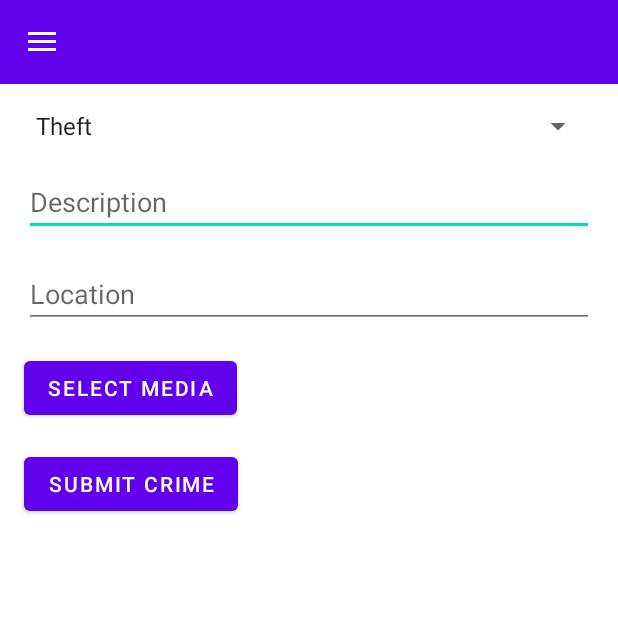
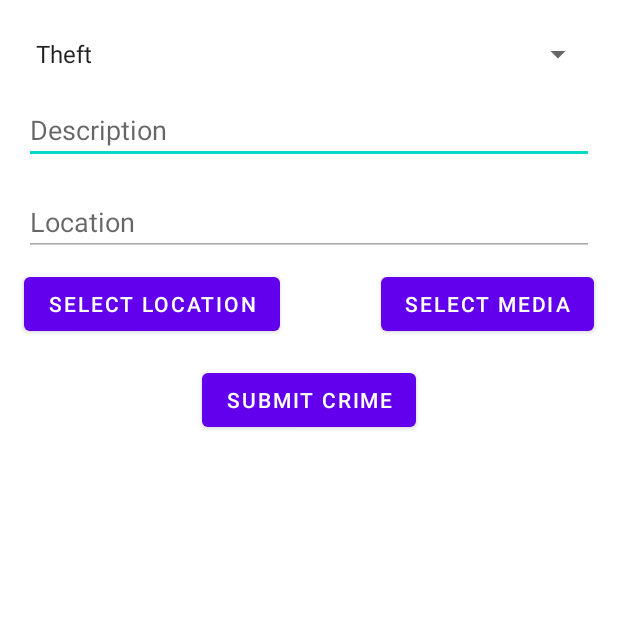
Before and after one commit to BusaSaiTeja/crimereportingapp, an Android app: the UploadCrimeActivity screen opened directly, with no data from a screen before it, after a tap on "SUBMIT CRIME", on a phone screen of 412 x 824 dp, the top half of it. Run offline under Robolectric (Android 15) with nearby library versions, the phone set to English and light mode, and no system bars; our stand-ins replace Firebase (no records; nobody signed in at launch, a user with empty details on screens opened directly).

Commit message:
added openstreetmaps in crimeuploading page

```diff
--- a/app/build.gradle.kts
+++ b/app/build.gradle.kts
@@ -43,6 +43,8 @@ dependencies {
     implementation("com.google.firebase:firebase-storage") // Use BOM version
     implementation("com.github.bumptech.glide:glide:4.12.0")
     implementation("com.squareup.picasso:picasso:2.8")
+    implementation("org.osmdroid:osmdroid-android:6.1.11")
+    implementation("org.osmdroid:osmdroid-wms:6.1.11")
 
     annotationProcessor("com.github.bumptech.glide:compiler:4.12.0")
     testImplementation("junit:junit:4.13.2")
--- a/app/src/main/java/com/example/crime_reporting_app/activities/ProfileActivity.java
+++ b/app/src/main/java/com/example/crime_reporting_app/activities/ProfileActivity.java
@@ -10,15 +10,12 @@ public class ProfileActivity extends BaseActivity {
     @Override
     protected void onCreate(Bundle savedInstanceState) {
         super.onCreate(savedInstanceState);
-        // Set the content of the frame in activity_base.xml
         getLayoutInflater().inflate(R.layout.activity_profile, findViewById(R.id.content_frame), true);
 
-        // Retrieve and display the user's email
         String userEmail = FirebaseAuth.getInstance().getCurrentUser().getEmail();
         TextView emailTextView = findViewById(R.id.email_text_view);
         emailTextView.setText(userEmail);
 
-        // Extract and display the user's name from the email
         if (userEmail != null) {
             String userName = userEmail.substring(0, userEmail.indexOf('@')); // Get name from email
             TextView nameTextView = findViewById(R.id.name_text_view); // Ensure you have this TextView in your layout
--- a/app/src/main/java/com/example/crime_reporting_app/activities/UploadCrimeActivity.java
+++ b/app/src/main/java/com/example/crime_reporting_app/activities/UploadCrimeActivity.java
@@ -4,6 +4,7 @@ import android.content.Intent;
 import android.net.Uri;
 import android.os.Bundle;
 import android.view.View;
+import android.widget.ArrayAdapter;
 import android.widget.Button;
 import android.widget.EditText;
 import android.widget.Spinner;
@@ -11,15 +12,14 @@ import android.widget.Toast;
 
 import androidx.annotation.NonNull;
 import androidx.annotation.Nullable;
-import androidx.appcompat.app.AppCompatActivity;
 
-import com.google.firebase.auth.FirebaseAuth;
-import com.google.firebase.firestore.DocumentReference;
 import com.example.crime_reporting_app.R;
 import com.google.android.gms.tasks.OnCompleteListener;
 import com.google.android.gms.tasks.OnFailureListener;
 import com.google.android.gms.tasks.OnSuccessListener;
 import com.google.android.gms.tasks.Task;
+import com.google.firebase.auth.FirebaseAuth;
+import com.google.firebase.firestore.DocumentReference;
 import com.google.firebase.firestore.FirebaseFirestore;
 import com.google.firebase.storage.FirebaseStorage;
 import com.google.firebase.storage.StorageReference;
@@ -28,14 +28,13 @@ import com.google.firebase.storage.UploadTask;
 import java.util.HashMap;
 import java.util.Map;
 
-import android.widget.ArrayAdapter;
-
 public class UploadCrimeActivity extends BaseActivity {
 
     private Spinner spinnerCrimeType;
     private EditText editTextDescription, editTextLocation;
-    private Button buttonSelectMedia, buttonSubmitCrime;
+    private Button buttonSelectMedia, buttonSubmitCrime, buttonSelectLocation;
     private Uri mediaUri;
+    private String selectedCoordinates = "";
 
     private FirebaseFirestore db;
     private StorageReference storageRef;
@@ -43,10 +42,11 @@ public class UploadCrimeActivity extends BaseActivity {
     @Override
     protected void onCreate(Bundle savedInstanceState) {
         super.onCreate(savedInstanceState);
-        getLayoutInflater().inflate(R.layout.activity_upload_crime, findViewById(R.id.content_frame), true); // Inflate layout
+        setContentView(R.layout.activity_upload_crime);
 
+        // Initialize Firebase instances
         db = FirebaseFirestore.getInstance();
-        storageRef = FirebaseStorage.getInstance().getReference("crime_media"); // Specify the storage path
+        storageRef = FirebaseStorage.getInstance().getReference("crime_media");
 
         // Initialize UI components
         spinnerCrimeType = findViewById(R.id.spinner_crime_type);
@@ -54,13 +54,22 @@ public class UploadCrimeActivity extends BaseActivity {
         editTextLocation = findViewById(R.id.edittext_location);
         buttonSelectMedia = findViewById(R.id.button_select_media);
         buttonSubmitCrime = findViewById(R.id.button_submit_crime);
+        buttonSelectLocation = findViewById(R.id.button_select_location);
 
+        // Set up the spinner with crime types
         ArrayAdapter<CharSequence> adapter = ArrayAdapter.createFromResource(this,
                 R.array.crime_types, android.R.layout.simple_spinner_item);
         adapter.setDropDownViewResource(android.R.layout.simple_spinner_dropdown_item);
         spinnerCrimeType.setAdapter(adapter);
 
-        // Set click listeners
+        // Set click listeners for buttons
+        buttonSelectLocation.setOnClickListener(new View.OnClickListener() {
+            @Override
+            public void onClick(View v) {
+                openMap();
+            }
+        });
+
         buttonSelectMedia.setOnClickListener(new View.OnClickListener() {
             @Override
             public void onClick(View v) {
@@ -76,29 +85,48 @@ public class UploadCrimeActivity extends BaseActivity {
         });
     }
 
+    // Open WebView to select a location on the map
+    private void openMap() {
+        Intent intent = new Intent(this, WebViewActivity.class);
+        startActivityForResult(intent, 2);
+    }
+
+    // Open file picker to select a media file (photo or video)
     private void selectMedia() {
         Intent intent = new Intent(Intent.ACTION_GET_CONTENT);
-        intent.setType("*/*"); // Change to "image/*" if you only want images
+        intent.setType("*/*");
         startActivityForResult(intent, 1);
     }
 
+    // Handle results from the media picker and map selection activities
     @Override
     protected void onActivityResult(int requestCode, int resultCode, @Nullable Intent data) {
         super.onActivityResult(requestCode, resultCode, data);
         if (requestCode == 1 && resultCode == RESULT_OK && data != null) {
-            mediaUri = data.getData(); // Get the URI of the selected media
+            mediaUri = data.getData();
+            Toast.makeText(this, "Media selected successfully!", Toast.LENGTH_SHORT).show();
+        } else if (requestCode == 2 && resultCode == RESULT_OK && data != null) {
+            // Ensure that location data is retrieved properly
+            selectedCoordinates = data.getStringExtra("locationData");
+            if (selectedCoordinates != null && !selectedCoordinates.isEmpty()) {
+                editTextLocation.setText(selectedCoordinates); // Display selected location in EditText
+            } else {
+                editTextLocation.setText("Unknown location"); // Provide default if not set
+            }
         }
     }
 
+    // Submit the crime report to Firebase Firestore
     private void submitCrimeReport() {
         String crimeType = spinnerCrimeType.getSelectedItem().toString();
         String username = getUsernameFromEmail(FirebaseAuth.getInstance().getCurrentUser().getEmail()) ;
-        String description = editTextDescription.getText().toString();
-        String location = editTextLocation.getText().toString();
+        String description = editTextDescription.getText().toString().trim();
+        String location = editTextLocation.getText().toString().trim();
 
-        if (description.isEmpty() || location.isEmpty()) {
-            Toast.makeText(this, "Please fill in all fields.", Toast.LENGTH_SHORT).show();
-            return; // Exit if any field is empty
+        // Ensure all fields are filled
+        if (crimeType.isEmpty() || description.isEmpty() || location.isEmpty() || selectedCoordinates.isEmpty()) {
+            Toast.makeText(this, "Please fill in all fields and select a media file.", Toast.LENGTH_LONG).show();
+            return;
         }
 
         if (mediaUri != null) {
@@ -133,14 +161,6 @@ public class UploadCrimeActivity extends BaseActivity {
             saveCrimeReport(crimeType,username, description, location, null);
         }
     }
-    private String getUsernameFromEmail(String email) {
-        if (email != null && email.contains("@")) {
-            return email.substring(0, email.indexOf("@")); // Extract username from email
-        }
-        return "Unknown"; // Default username if email is not valid
-    }
-
-
     private void saveCrimeReport(String type,String username, String description, String location, String mediaUrl) {
         Map<String, Object> crimeReport = new HashMap<>();
         crimeReport.put("type", type);
@@ -162,4 +182,10 @@ public class UploadCrimeActivity extends BaseActivity {
             }
         });
     }
+    private String getUsernameFromEmail(String email) {
+        if (email != null && email.contains("@")) {
+            return email.substring(0, email.indexOf("@")); // Extract username from email
+        }
+        return "Unknown"; // Default username if email is not valid
+    }
 }
--- a/app/src/main/res/layout/activity_upload_crime.xml
+++ b/app/src/main/res/layout/activity_upload_crime.xml
@@ -4,17 +4,24 @@
     xmlns:app="http://schemas.android.com/apk/res-auto"
     xmlns:tools="http://schemas.android.com/tools"
     android:layout_width="match_parent"
-    android:layout_height="match_parent">
+    android:layout_height="match_parent"
+    tools:context=".activities.UploadCrimeActivity">
 
+    <!-- Spinner for Crime Type Selection -->
     <Spinner
         android:id="@+id/spinner_crime_type"
         android:layout_width="0dp"
         android:layout_height="wrap_content"
-        android:layout_margin="16dp"
+        android:layout_marginTop="24dp"
+        android:layout_marginStart="16dp"
+        android:layout_marginEnd="16dp"
         app:layout_constraintTop_toTopOf="parent"
         app:layout_constraintStart_toStartOf="parent"
-        app:layout_constraintEnd_toEndOf="parent" />
+        app:layout_constraintEnd_toEndOf="parent"
+        android:spinnerMode="dropdown"
+        tools:ignore="MissingConstraints" />
 
+    <!-- EditText for Crime Description -->
     <EditText
         android:id="@+id/edittext_description"
         android:layout_width="0dp"
@@ -23,34 +30,53 @@
         android:layout_margin="16dp"
         app:layout_constraintTop_toBottomOf="@id/spinner_crime_type"
         app:layout_constraintStart_toStartOf="parent"
-        app:layout_constraintEnd_toEndOf="parent" />
+        app:layout_constraintEnd_toEndOf="parent"
+        android:inputType="textMultiLine" />
 
+    <!-- EditText for Crime Location -->
     <EditText
         android:id="@+id/edittext_location"
         android:layout_width="0dp"
         android:layout_height="wrap_content"
         android:hint="Location"
         android:layout_margin="16dp"
+        android:enabled="false"
+        android:backgroundTint="@android:color/darker_gray"
         app:layout_constraintTop_toBottomOf="@id/edittext_description"
         app:layout_constraintStart_toStartOf="parent"
         app:layout_constraintEnd_toEndOf="parent" />
 
+    <!-- Button to Open Map and Select Location -->
+    <Button
+        android:id="@+id/button_select_location"
+        android:layout_width="wrap_content"
+        android:layout_height="wrap_content"
+        android:text="Select Location"
+        android:layout_marginTop="8dp"
+        android:layout_marginStart="16dp"
+        app:layout_constraintTop_toBottomOf="@id/edittext_location"
+        app:layout_constraintStart_toStartOf="parent" />
+
+    <!-- Button to Select Media (Photo/Video) -->
     <Button
         android:id="@+id/button_select_media"
         android:layout_width="wrap_content"
         android:layout_height="wrap_content"
         android:text="Select Media"
-        android:layout_margin="16dp"
+        android:layout_marginTop="8dp"
+        android:layout_marginEnd="16dp"
         app:layout_constraintTop_toBottomOf="@id/edittext_location"
-        app:layout_constraintStart_toStartOf="parent" />
+        app:layout_constraintEnd_toEndOf="parent" />
 
+    <!-- Button to Submit the Crime Report -->
     <Button
         android:id="@+id/button_submit_crime"
         android:layout_width="wrap_content"
         android:layout_height="wrap_content"
         android:text="Submit Crime"
-        android:layout_margin="16dp"
+        android:layout_marginTop="16dp"
         app:layout_constraintTop_toBottomOf="@id/button_select_media"
-        app:layout_constraintStart_toStartOf="parent" />
+        app:layout_constraintStart_toStartOf="parent"
+        app:layout_constraintEnd_toEndOf="parent" />
 
 </androidx.constraintlayout.widget.ConstraintLayout>
--- /dev/null
+++ b/app/src/main/res/values/ids.xml
@@ -0,0 +1,4 @@
+<?xml version="1.0" encoding="utf-8"?>
+<resources>
+    <item name="button_select_location" type="id" />
+</resources>
--- a/app/src/main/res/values/styles.xml
+++ b/app/src/main/res/values/styles.xml
@@ -1,9 +1,7 @@
 <resources>
     <style name="Theme.CrimeReportingApp.NoActionBar" parent="Theme.MaterialComponents.DayNight.NoActionBar">
-        <!-- Customize your theme here -->
         <item name="colorPrimary">@color/colorPrimary</item> <!-- Reference to colorPrimary -->
         <item name="colorPrimaryVariant">@color/colorPrimaryVariant</item> <!-- Reference to colorPrimaryVariant -->
         <item name="colorOnPrimary">@color/colorOnPrimary</item> <!-- Reference to colorOnPrimary -->
-        <!-- Other theme attributes -->
     </style>
 </resources>
--- a/app/src/main/res/values/themes.xml
+++ b/app/src/main/res/values/themes.xml
@@ -1,12 +1,9 @@
 <resources xmlns:tools="http://schemas.android.com/tools">
     <!-- Base application theme. -->
     <style name="Theme.Crimereportingapp" parent="Theme.MaterialComponents.DayNight.DarkActionBar">
-        <!-- Primary brand color. -->
         <item name="colorPrimary">@color/purple_500</item>
         <item name="colorPrimaryVariant">@color/purple_700</item>
         <item name="colorOnPrimary">@color/white</item>
-        <!-- Secondary brand color. -->
 
-        <!-- Customize your theme here. -->
     </style>
 </resources>
```
Also changed, not shown: app/src/main/AndroidManifest.xml (+9 -0 lines), app/src/main/java/com/example/crime_reporting_app/activities/WebViewActivity.java (added, +55 -0 lines), app/src/main/res/layout/activity_map.xml (added, +20 -0 lines), 1 other file.
